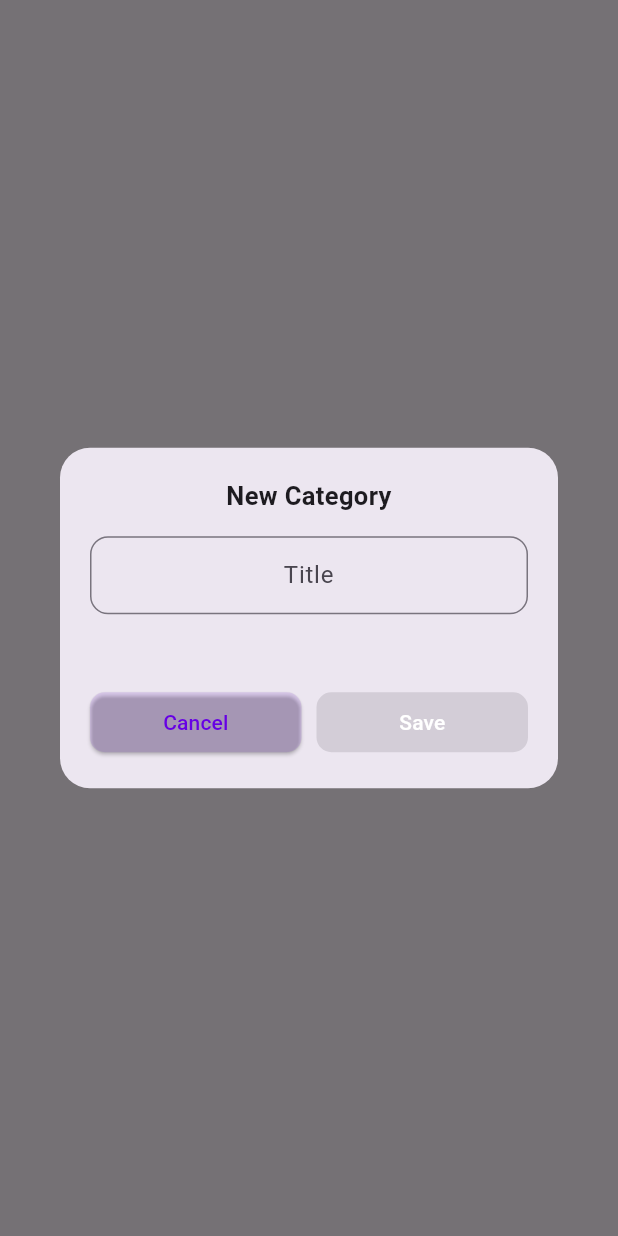
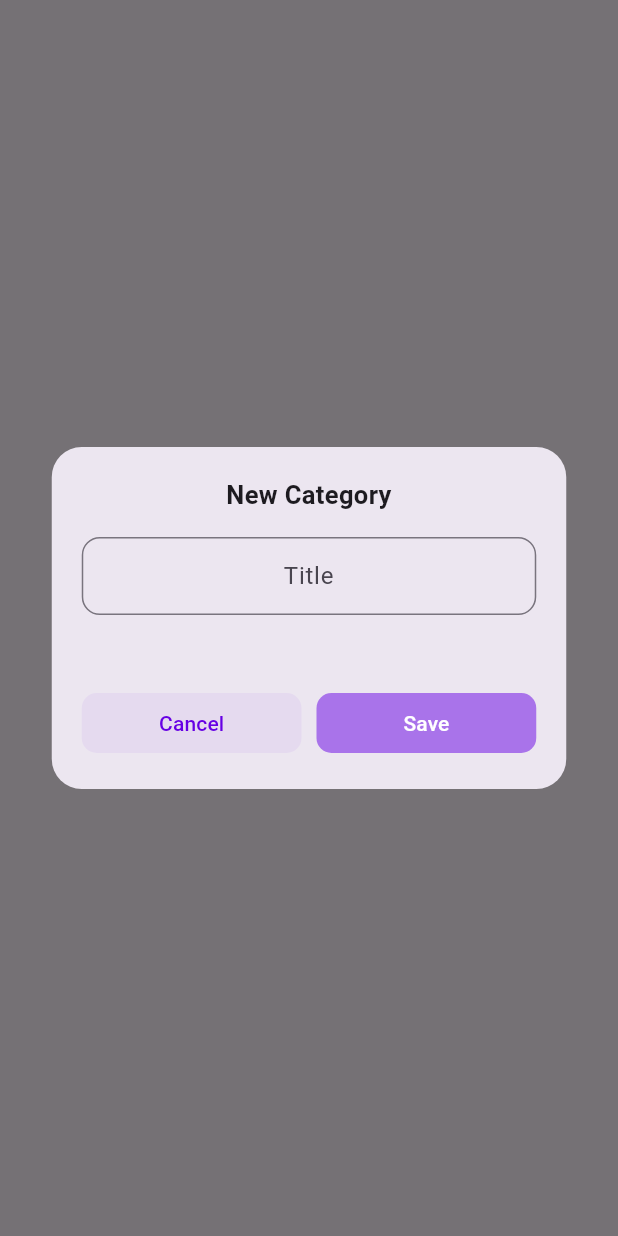
Before and after one commit to botirnabiev23/smart_coupons, a Flutter app: what showNewCategoryDialog() shows on an empty page, opened directly, on a phone screen of 412 x 824 dp. Run offline on Flutter 3.47's test engine with Material 3 defaults, Android fonts, the phone set to English and light mode, and no system bars; our stand-ins replace equatable, flutter_bloc, flutter_svg, gap, image_picker.

Commit message:
dialog buttons style fixed

```diff
--- a/lib/pages/home/home_page.dart
+++ b/lib/pages/home/home_page.dart
@@ -232,9 +232,9 @@ class CategoriesList extends StatelessWidget {
                       width: 32,
                       height: 32,
                     ),
-                    const Gap(10),
+                    const Gap(12),
                     Text(
-                      'Add New Category',
+                      'Add New\nCategory',
                       style: TextStyle(
                         color: Color(0xff6600E4),
                         fontSize: 16,
--- a/lib/pages/home/widgets/new_categories_dialog.dart
+++ b/lib/pages/home/widgets/new_categories_dialog.dart
@@ -13,13 +13,18 @@ void showNewCategoryDialog(BuildContext context) {
           bool isActive = categoryController.text.trim().isNotEmpty;
 
           return Dialog(
+            insetPadding: EdgeInsets.zero,
             shape: RoundedRectangleBorder(
               borderRadius: BorderRadius.circular(20),
             ),
             child: Container(
+              constraints: BoxConstraints(
+                maxWidth: 343,
+              ),
               width: double.infinity,
               padding: EdgeInsets.all(20),
               child: Column(
+                crossAxisAlignment: CrossAxisAlignment.stretch,
                 mainAxisSize: MainAxisSize.min,
                 children: [
                   Text(
@@ -27,7 +32,7 @@ void showNewCategoryDialog(BuildContext context) {
                     textAlign: TextAlign.center,
                     style: TextStyle(fontSize: 17, fontWeight: FontWeight.w600),
                   ),
-                  SizedBox(height: 15),
+                  SizedBox(height: 16),
                   TextField(
                     textAlign: TextAlign.center,
                     controller: categoryController,
@@ -40,14 +45,14 @@ void showNewCategoryDialog(BuildContext context) {
                         borderRadius: BorderRadius.circular(12),
                         borderSide: BorderSide(
                           color: Color(0xff6600E4),
-                          width: 1.5,
+                          width: 0.5,
                         ),
                       ),
                       focusedBorder: OutlineInputBorder(
                         borderRadius: BorderRadius.circular(12),
                         borderSide: BorderSide(
                           color: Color(0xff6600E4),
-                          width: 2,
+                          width: 0.5,
                         ),
                       ),
                       contentPadding: EdgeInsets.symmetric(
@@ -64,23 +69,45 @@ void showNewCategoryDialog(BuildContext context) {
                           onPressed: () {
                             Navigator.pop(context);
                           },
-                          style: ElevatedButton.styleFrom(
-                            backgroundColor: Color(0xff6600E4).withOpacity(0.1),
-                            shape: RoundedRectangleBorder(
+                          style: ButtonStyle(
+                            elevation: WidgetStateProperty.all(0),
+                            foregroundColor:
+                                WidgetStateProperty.resolveWith<Color>(
+                              (Set<WidgetState> states) {
+                                return Color(0xff6600E4);
+                              },
+                            ),
+                            backgroundColor:
+                                WidgetStateProperty.resolveWith<Color>(
+                              (Set<WidgetState> states) {
+                                if (states.contains(WidgetState.pressed)) {
+                                  return Color(0xff6600E4).withOpacity(0.08);
+                                }
+
+                                return Color(0xff6600E4).withOpacity(0.05);
+                              },
+                            ),
+                            overlayColor:
+                                WidgetStateProperty.resolveWith<Color>(
+                              (Set<WidgetState> states) {
+                                return Colors.transparent;
+                              },
+                            ),
+                            shape:
+                                WidgetStateProperty.all<RoundedRectangleBorder>(
+                              RoundedRectangleBorder(
                                 borderRadius: BorderRadius.circular(10),
                               ),
                             ),
-                          child: Text(
-                            'Cancel',
-                            style: TextStyle(color: Color(0xff6600E4)),
+                            padding: WidgetStateProperty.all(EdgeInsets.zero),
                           ),
+                          child: Text('Cancel'),
                         ),
                       ),
                       SizedBox(width: 10),
                       Expanded(
                         child: ElevatedButton(
-                          onPressed:
-                              isActive
+                          onPressed: isActive
                               ? () {
                                   String newCategory =
                                       categoryController.text.trim();
@@ -93,19 +120,36 @@ void showNewCategoryDialog(BuildContext context) {
                                   }
                                 }
                               : null,
-                          style: ElevatedButton.styleFrom(
+                          style: ButtonStyle(
+                            elevation: WidgetStateProperty.all(0),
+                            foregroundColor:
+                                WidgetStateProperty.resolveWith<Color>(
+                              (Set<WidgetState> states) {
+                                return Colors.white;
+                              },
+                            ),
                             backgroundColor:
-                                isActive
-                                    ? Color(0xff6600E4)
-                                    : Color(0xff6600E4).withOpacity(0.5),
-                            shape: RoundedRectangleBorder(
+                                WidgetStateProperty.resolveWith<Color>(
+                              (Set<WidgetState> states) {
+                                if (states.contains(WidgetState.disabled)) {
+                                  return Color(0xff6600E4).withOpacity(0.5);
+                                }
+                                if (states.contains(WidgetState.pressed)) {
+                                  return Color(0xff6600E4).withOpacity(0.7);
+                                }
+
+                                return Color(0xff6600E4);
+                              },
+                            ),
+                            shape:
+                                WidgetStateProperty.all<RoundedRectangleBorder>(
+                              RoundedRectangleBorder(
                                 borderRadius: BorderRadius.circular(10),
                               ),
                             ),
-                          child: Text(
-                            'Save',
-                            style: TextStyle(color: Colors.white),
+                            padding: WidgetStateProperty.all(EdgeInsets.zero),
                           ),
+                          child: Text('Save'),
                         ),
                       ),
                     ],
```
Lines whose indentation alone changed are shown as unchanged.
